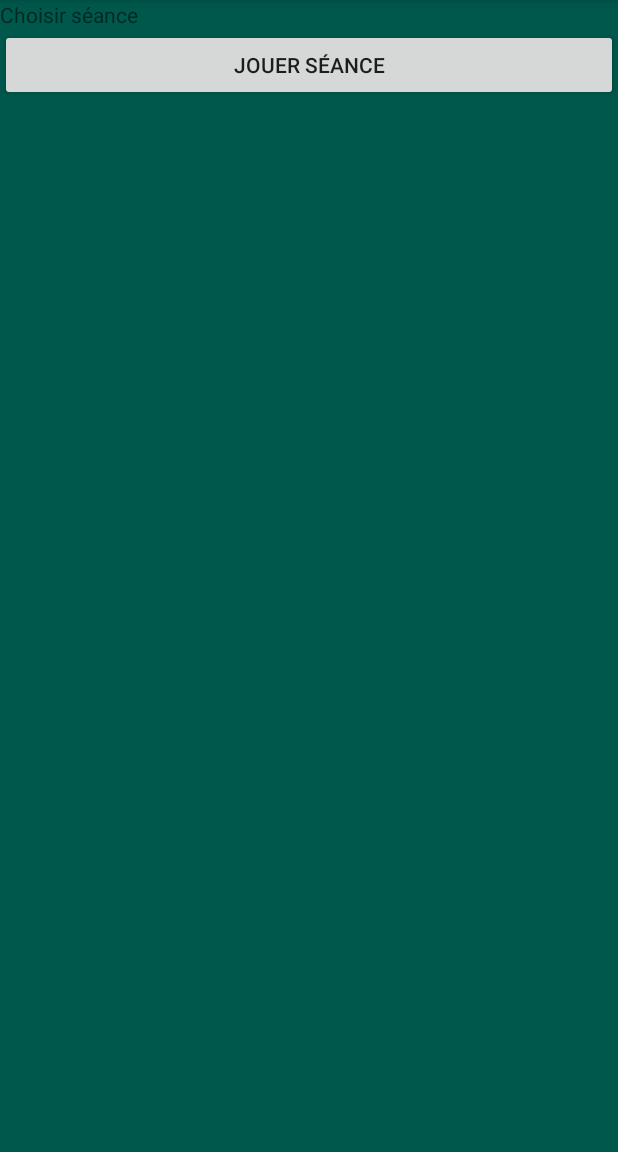
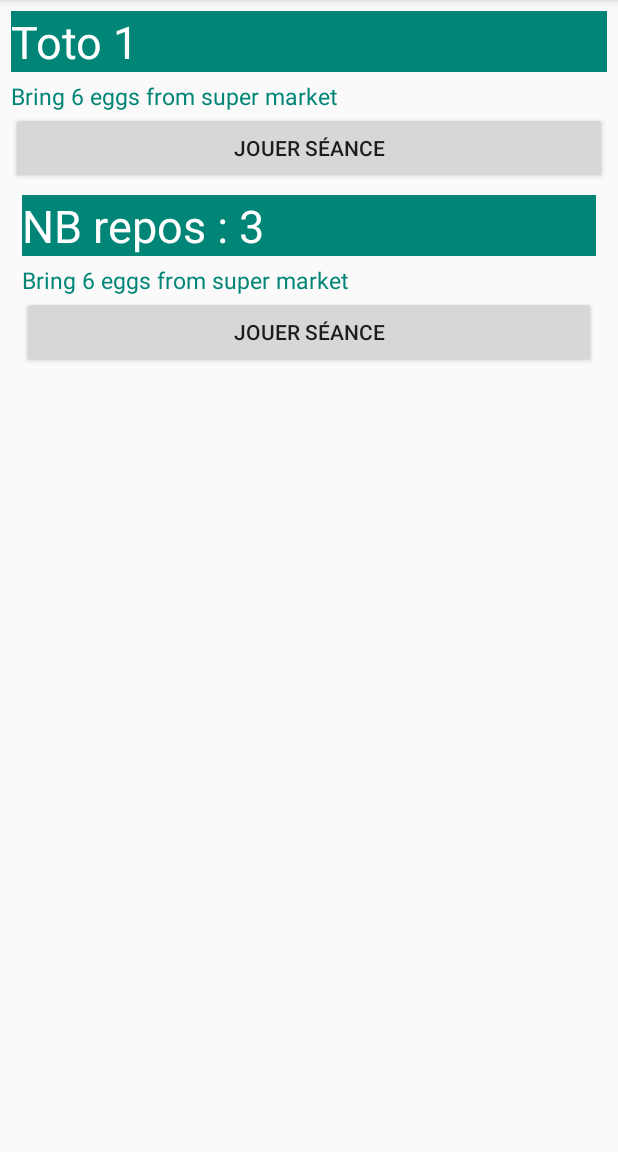
Before and after one commit to kersalem/ProjetHIIT, an Android app: the ListSeanceActivity screen opened directly, with no data from a screen before it, on a phone screen of 412 x 824 dp, the part 84-1236 px from its top. Run offline under Robolectric (Android 15) with nearby library versions, the phone set to English and light mode, and no system bars; our stand-ins replace Room's generated code.

Commit message:
Ajouter liste seances et bdd version brute

```diff
--- a/app/src/main/AndroidManifest.xml
+++ b/app/src/main/AndroidManifest.xml
@@ -9,7 +9,11 @@
         android:roundIcon="@mipmap/ic_launcher_round"
         android:supportsRtl="true"
         android:theme="@style/AppTheme">
-        <activity android:name=".ListSeanceActivity"></activity>
+        <activity
+            android:name=".Adapter.ListAdapter"
+            android:label="@string/title_activity_list_adapter"
+            android:theme="@style/AppTheme.NoActionBar"></activity>
+        <activity android:name=".ListSeanceActivity" />
         <activity
             android:name=".ChronoActivity"
             android:label="@string/title_activity_chrono"
--- a/app/src/main/java/com/lp/projethiit/Bd/AppDatabase.java
+++ b/app/src/main/java/com/lp/projethiit/Bd/AppDatabase.java
@@ -5,7 +5,7 @@ import androidx.room.Database;
 import androidx.room.RoomDatabase;
 
 
-@Database(entities = {Seance.class}, version = 1, exportSchema = false)
+@Database(entities = {Seance.class}, version = 2, exportSchema = false)
 public abstract class AppDatabase extends RoomDatabase {
     public abstract SeanceDao SeanceDao();
 
--- a/app/src/main/java/com/lp/projethiit/Bd/DatabaseClient.java
+++ b/app/src/main/java/com/lp/projethiit/Bd/DatabaseClient.java
@@ -25,7 +25,7 @@ public class DatabaseClient {
         //appDatabase = Room.databaseBuilder(context, AppDatabase.class, "MyToDos").build();
 
         // Ajout de la méthode addCallback permettant de populate (remplir) la base de données à sa création
-        appDatabase = Room.databaseBuilder(context, AppDatabase.class, "MyToDos").addCallback(roomDatabaseCallback).build();
+        appDatabase = Room.databaseBuilder(context, AppDatabase.class, "MyToDos").addCallback(roomDatabaseCallback).fallbackToDestructiveMigration().build();
     }
 
     // Méthode statique
--- a/app/src/main/java/com/lp/projethiit/Bd/Seance.java
+++ b/app/src/main/java/com/lp/projethiit/Bd/Seance.java
@@ -1,5 +1,6 @@
 package com.lp.projethiit.Bd;
 
+import androidx.room.ColumnInfo;
 import androidx.room.Entity;
 import androidx.room.PrimaryKey;
 
@@ -13,6 +14,9 @@ public class Seance implements Serializable {
 
     @PrimaryKey(autoGenerate = true)
     private int id;
+
+    @ColumnInfo(name = "description")
+    private String description;
 
     private int tempsEntrainement;
 
@@ -100,6 +104,7 @@ ArrayList<Integer> maNouvelleSeance = new ArrayList<Integer>();
 
         List<Categorie> categories = new ArrayList<>();
 
+        //categories.add(new Categorie("Test", getTempsEntrainement()));
         categories.add(new Categorie("Préparation", getTempsEntrainement()));
         categories.add(new Categorie("Travail", getTempsTravail()));
         categories.add(new Categorie("Repos", getTempsReposCourt()));
@@ -169,4 +174,12 @@ ArrayList<Integer> maNouvelleSeance = new ArrayList<Integer>();
     public int getValueEnMiliseconds(int entier) {
         return entier*1000;
     }
+
+    public String getDescription() {
+        return description;
+    }
+
+    public void setDescription(String description) {
+        this.description = description;
+    }
 }
--- a/app/src/main/java/com/lp/projethiit/ListSeanceActivity.java
+++ b/app/src/main/java/com/lp/projethiit/ListSeanceActivity.java
@@ -1,14 +1,101 @@
 package com.lp.projethiit;
 
+import android.os.AsyncTask;
 import android.os.Bundle;
+import android.widget.LinearLayout;
+import android.widget.TextView;
+import android.widget.Toast;
 
 import androidx.appcompat.app.AppCompatActivity;
 
+import com.lp.projethiit.Bd.DatabaseClient;
+import com.lp.projethiit.Bd.Seance;
+
+import java.util.List;
+
 public class ListSeanceActivity extends AppCompatActivity {
+    private DatabaseClient mDb;
+    Seance seance;
+    LinearLayout list;
+
+    //private Button btnJouerSeance;
 
     @Override
     protected void onCreate(Bundle savedInstanceState) {
         super.onCreate(savedInstanceState);
-        setContentView(R.layout.activity_list_seance);
+        setContentView(R.layout.activity_list_template);
+
+        seance = (Seance) getIntent().getSerializableExtra("seance");
+        //btnJouerSeance = findViewById(R.id.btnJouerSeance);
+
+
+        // Récupération du DatabaseClient
+        mDb = DatabaseClient.getInstance(getApplicationContext());
+
+        //action bouton
+/*
+        btnJouerSeance.setOnClickListener(new View.OnClickListener() {
+            @Override
+            public void onClick(View view) {
+                selectionnerCetteSeance();
+            }
+        });
+*/
+
+
+        getSeance();
     }
+
+    //Direction activité Chrono
+/*    private void selectionnerCetteSeance() {
+        Intent seanceChoisie = new Intent(this, ChronoActivity.class);
+        //seanceChoisie.putExtra("seance", (Serializable) seance);
+        startActivity(seanceChoisie);
+    }*/
+
+    /// a mettre dzns liste activités
+    private void getSeance() {
+        class GetSeance extends AsyncTask<Void, Void, List<Seance>> {
+
+            @Override
+            protected List<Seance> doInBackground(Void... voids) {
+
+                List<Seance> seanceList = mDb.getAppDatabase()
+                        .SeanceDao()
+                        .getAll();
+
+
+                return seanceList;
+            }
+
+            @Override
+            protected void onPostExecute(List<Seance> seances) {
+                super.onPostExecute(seances);
+                //update(seances);
+                Toast.makeText(getApplicationContext(), "Saved", Toast.LENGTH_LONG).show();
+
+                // enregistrement dans la prochaine activity List
+
+                for (Seance s : seances) {
+                    LinearLayout linearLine = (LinearLayout) getLayoutInflater().inflate(R.layout.activity_list_template, null);
+
+                    TextView seanceName = (TextView) linearLine.findViewById(R.id.seanceName);
+                    TextView seanceTemps = (TextView) linearLine.findViewById(R.id.seanceTemps);
+
+                    seanceName.setText("NB sequence : " + s.getSequence());
+                    seanceName.setText("NB cycle : " + s.getCycle());
+                    seanceName.setText("NB travail : " + s.getTempsTravail());
+                    seanceName.setText("NB repos : " + s.getTempsReposCourt());
+
+                   list = (LinearLayout) findViewById(R.id.lineList);
+                   list.addView(linearLine);
+
+                }
+            }
+        }
+
+        GetSeance getSeance = new GetSeance();
+        getSeance.execute();
+    }
+
 }
--- a/app/src/main/java/com/lp/projethiit/MainActivity.java
+++ b/app/src/main/java/com/lp/projethiit/MainActivity.java
@@ -141,6 +141,7 @@ public class MainActivity extends AppCompatActivity {
     private void listSeanceActivity() {
 
         Intent pageListSeances = new Intent(this, ListSeanceActivity.class);
+        pageListSeances.putExtra("seance", (Serializable) seance);
         startActivity(pageListSeances);
     }
 
--- a/app/src/main/res/layout/activity_list_seance.xml
+++ b/app/src/main/res/layout/activity_list_seance.xml
@@ -7,23 +7,23 @@
     tools:context=".MainActivity"
     android:orientation="vertical"
     android:layout_gravity="center"
-    android:id="@+id/listSeancesLayout"
+    android:id="@+id/list"
     android:background="@color/backgroundApp">
 
     <TextView
+        android:id="@+id/listContenu"
         android:layout_width="wrap_content"
         android:layout_height="wrap_content"
         android:text="Choisir séance"
-        app:layout_constraintBottom_toBottomOf="parent"
-        app:layout_constraintLeft_toLeftOf="parent"
-        app:layout_constraintRight_toRightOf="parent"
-        app:layout_constraintTop_toTopOf="parent" />
+        android:textSize="20dp"
+        />
 
-    <Button
-        android:id="@+id/btnValider"
+
+    <ListView
+        android:id="@+id/listTask"
         android:layout_width="match_parent"
         android:layout_height="wrap_content"
-        android:text="Jouer Séance"
-        />
+        android:orientation="vertical"
+        android:layout_above="@+id/button_add"/>
 
-</LinearLayout>
+    </LinearLayout>
--- /dev/null
+++ b/app/src/main/res/layout/activity_list_template.xml
@@ -0,0 +1,33 @@
+<?xml version="1.0" encoding="utf-8"?>
+<LinearLayout xmlns:android="http://schemas.android.com/apk/res/android"
+    android:layout_width="match_parent"
+    android:layout_height="wrap_content"
+    android:orientation="vertical"
+    android:id="@+id/lineList"
+    android:padding="7dp">
+
+    <TextView
+        android:id="@+id/seanceName"
+        android:layout_width="match_parent"
+        android:layout_height="wrap_content"
+        android:layout_marginBottom="5dp"
+        android:text="Toto 1"
+        android:textSize="30sp"
+        android:textColor="@android:color/white"
+        android:background="@color/colorPrimary"/>
+
+    <TextView
+        android:id="@+id/seanceTemps"
+        android:layout_width="match_parent"
+        android:layout_height="wrap_content"
+        android:text="Bring 6 eggs from super market"
+        android:textSize="15sp"
+        android:textColor="@color/colorPrimary"/>
+
+    <Button
+        android:id="@+id/btnJouerSeance"
+        android:layout_width="match_parent"
+        android:layout_height="wrap_content"
+        android:text="Jouer Séance"
+        />
+</LinearLayout>
--- a/app/src/main/res/values/strings.xml
+++ b/app/src/main/res/values/strings.xml
@@ -1,4 +1,5 @@
 <resources>
     <string name="app_name">ProjetHIIT</string>
     <string name="title_activity_chrono">ChronoActivity</string>
+    <string name="title_activity_list_adapter">ListAdapter</string>
 </resources>
```
Also changed, not shown: app/src/main/java/com/lp/projethiit/Adapter/ListAdapter.java (added, +16 -0 lines), app/src/main/java/com/lp/projethiit/ChronoActivity.java (+15 -49 lines), app/src/main/java/com/lp/projethiit/Model/Categorie.java (+11 -1 lines), app/src/main/res/layout/activity_main.xml (+9 -9 lines), app/src/main/res/layout/activity_template_seance.xml (+12 -12 lines), app/src/main/res/layout/content_list_adapter.xml (added, +26 -0 lines).
